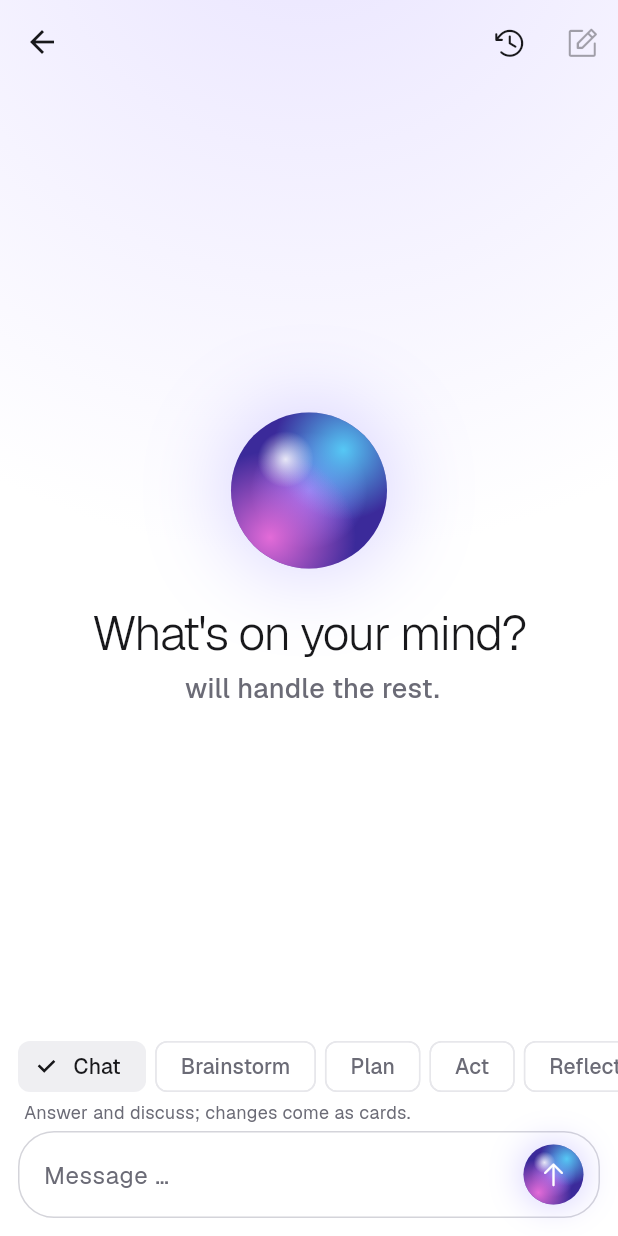
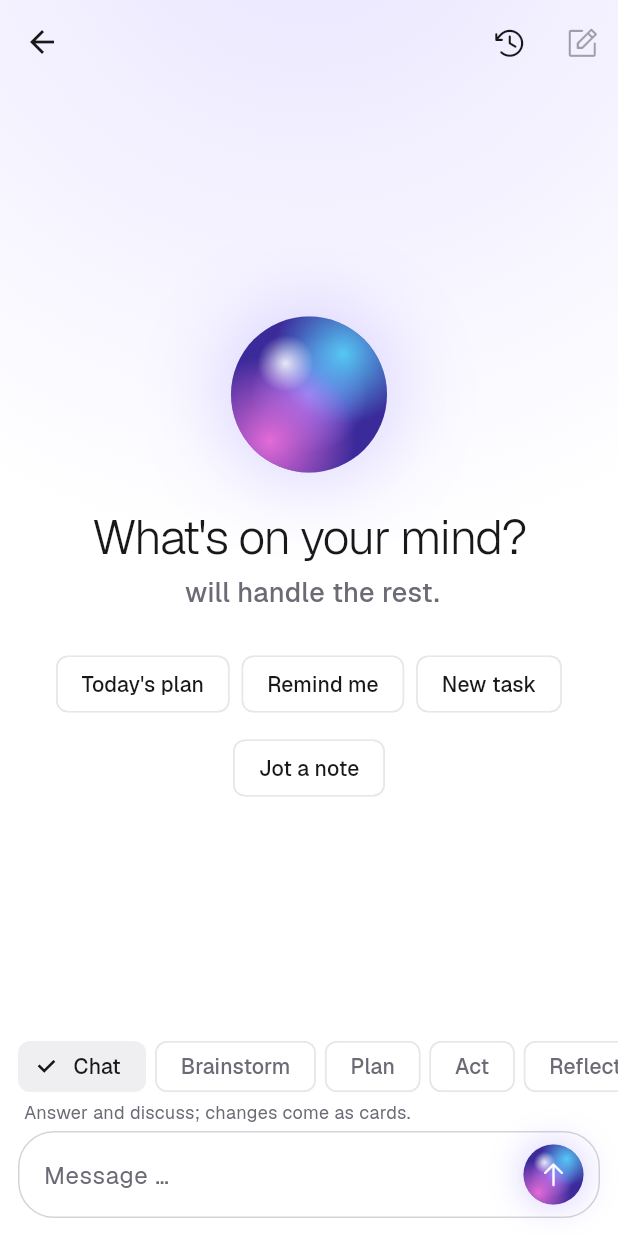
Before and after one commit to Purush0th/personaOS, a Flutter app: the ChatScreen screen opened directly with empty values, on a phone screen of 412 x 824 dp. Run offline on Flutter 3.47's test engine with Material 3 defaults, Android fonts, the light colour scheme and no system bars; our stand-ins replace audioplayers, file_picker, firebase_core, firebase_messaging, flutter_local_notifications, flutter_markdown_plus and 7 more; missing offline and left inert: record; accounts and stored records are empty; network calls fail.

Commit message:
Phone: Orb app icon and conversation starters
- The launcher icon is the Orb (adaptive icon with a monochrome layer,
  plus legacy mipmaps) instead of Flutter's default.
- The empty chat offers the same starters as the web app.

```diff
--- a/src/frontend/PersonaOS.Mobile/lib/screens/chat_screen.dart
+++ b/src/frontend/PersonaOS.Mobile/lib/screens/chat_screen.dart
@@ -68,6 +68,7 @@ class ChatScreen extends StatefulWidget {
 
 class _ChatScreenState extends State<ChatScreen> {
   final _input = TextEditingController();
+  final _inputFocus = FocusNode();
   final _scroll = ScrollController();
   final List<_Bubble> _bubbles = [];
 
@@ -160,6 +161,7 @@ class _ChatScreenState extends State<ChatScreen> {
     // The microphone closes with the screen; a reply being read finishes.
     unawaited(_voice.release());
     _input.dispose();
+    _inputFocus.dispose();
     _scroll.dispose();
     super.dispose();
   }
@@ -259,6 +261,18 @@ class _ChatScreenState extends State<ChatScreen> {
         _scroll.jumpTo(_scroll.position.maxScrollExtent);
       }
     });
+  }
+
+  /// A starter that is a whole question goes straight out; one that needs finishing ("Remind me to")
+  /// lands in the composer with the keyboard up.
+  void _useStarter(ChatStarter starter) {
+    _input.text = starter.text;
+    _input.selection = TextSelection.collapsed(offset: _input.text.length);
+    if (starter.complete) {
+      _send();
+    } else {
+      _inputFocus.requestFocus();
+    }
   }
 
   void _send() {
@@ -519,7 +533,7 @@ class _ChatScreenState extends State<ChatScreen> {
                 child: _loadingHistory
                     ? const Center(child: CircularProgressIndicator())
                     : _bubbles.isEmpty
-                    ? _EmptyChat(nickname: widget.assistantNickname)
+                    ? _EmptyChat(nickname: widget.assistantNickname, onStarter: _useStarter)
                     : ListView.builder(
                         controller: _scroll,
                         padding: const EdgeInsets.all(12),
@@ -551,6 +565,7 @@ class _ChatScreenState extends State<ChatScreen> {
                       Expanded(
                         child: TextField(
                           controller: _input,
+                          focusNode: _inputFocus,
                           minLines: 1,
                           maxLines: 4,
                           textInputAction: TextInputAction.send,
@@ -589,7 +604,10 @@ class _ChatScreenState extends State<ChatScreen> {
                         onPressed: _streaming ? null : _send,
                         icon: _streaming
                             ? const SizedBox(width: 18, height: 18, child: CircularProgressIndicator(strokeWidth: 2))
-                            : const Orb(size: 40, child: Icon(PhosphorIconsRegular.arrowUp, color: Colors.white, size: 20)),
+                            : const Orb(
+                                size: 40,
+                                child: Icon(PhosphorIconsRegular.arrowUp, color: Colors.white, size: 20),
+                              ),
                       ),
                     ],
                   ),
@@ -686,10 +704,30 @@ class _HandsFreeBanner extends StatelessWidget {
   }
 }
 
+/// A way to start a conversation from the empty chat.
+class ChatStarter {
+  const ChatStarter(this.label, this.text, {this.complete = false});
+
+  final String label;
+  final String text;
+
+  /// Whether [text] is a whole message to send, rather than the start of one to finish.
+  final bool complete;
+
+  /// Plain requests the assistant handles well on a small local model (accuracy suite, 2026-11-02).
+  static const all = [
+    ChatStarter("Today's plan", "What's on my planner today?", complete: true),
+    ChatStarter('Remind me', 'Remind me to '),
+    ChatStarter('New task', 'Add a task to '),
+    ChatStarter('Jot a note', 'Jot down a note: '),
+  ];
+}
+
 class _EmptyChat extends StatelessWidget {
-  const _EmptyChat({required this.nickname});
+  const _EmptyChat({required this.nickname, required this.onStarter});
 
   final String nickname;
+  final ValueChanged<ChatStarter> onStarter;
 
   @override
   Widget build(BuildContext context) {
@@ -715,6 +753,20 @@ class _EmptyChat extends StatelessWidget {
               textAlign: TextAlign.center,
               style: TextStyle(fontSize: 18, fontWeight: FontWeight.w500, color: scheme.onSurfaceVariant),
             ),
+            const SizedBox(height: 24),
+            Wrap(
+              alignment: WrapAlignment.center,
+              spacing: 8,
+              runSpacing: 8,
+              children: [
+                for (final starter in ChatStarter.all)
+                  ActionChip(
+                    key: Key('starter-${starter.label}'),
+                    label: Text(starter.label),
+                    onPressed: () => onStarter(starter),
+                  ),
+              ],
+            ),
           ],
         ),
       ),
```
Also changed, not shown: 17 other files.
